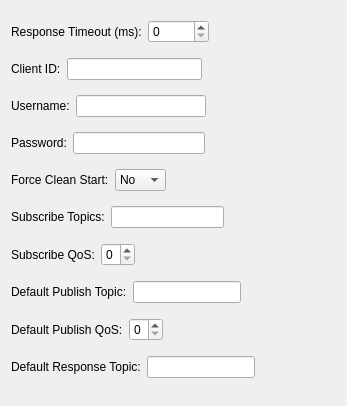
This is src/Mqtt5ClientFilterConfigWidget.ui in commschamp/cc.mqtt5_client_filter.cc_tools_plugin as Qt 5 draws it before an edit. The edited form follows.
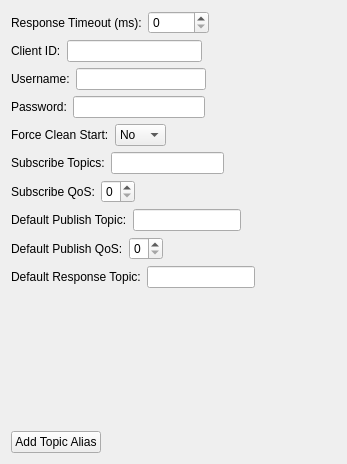
This is the edited form.

Commit message: Added topic aliases configuration.

The edit to the form file:
```diff
--- a/src/Mqtt5ClientFilterConfigWidget.ui
+++ b/src/Mqtt5ClientFilterConfigWidget.ui
@@ -7,7 +7,7 @@
     <x>0</x>
     <y>0</y>
     <width>347</width>
-    <height>406</height>
+    <height>464</height>
    </rect>
   </property>
   <property name="windowTitle">
@@ -321,6 +321,33 @@
      </item>
     </layout>
    </item>
+   <item>
+    <widget class="QWidget" name="m_topicAliaseWidget" native="true"/>
+   </item>
+   <item>
+    <layout class="QHBoxLayout" name="horizontalLayout_11">
+     <item>
+      <widget class="QPushButton" name="m_addTopicAliasPushButton">
+       <property name="text">
+        <string>Add Topic Alias</string>
+       </property>
+      </widget>
+     </item>
+     <item>
+      <spacer name="horizontalSpacer_11">
+       <property name="orientation">
+        <enum>Qt::Horizontal</enum>
+       </property>
+       <property name="sizeHint" stdset="0">
+        <size>
+         <width>40</width>
+         <height>20</height>
+        </size>
+       </property>
+      </spacer>
+     </item>
+    </layout>
+   </item>
   </layout>
  </widget>
  <resources/>
```
The commit also changes 10 other files.
